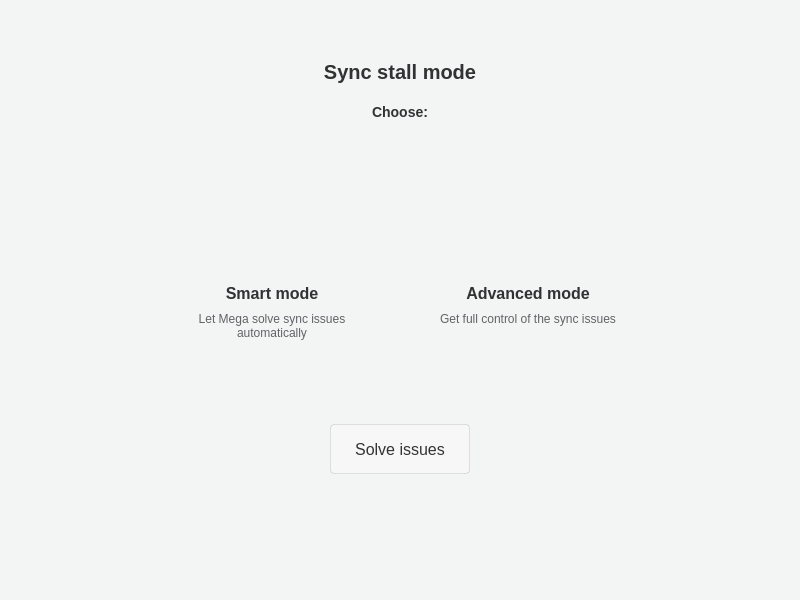
Qt form src/MEGASync/stalled_issues/gui/linux/StalledIssuesDialog.ui (meganz/MEGAsync) before a commit.
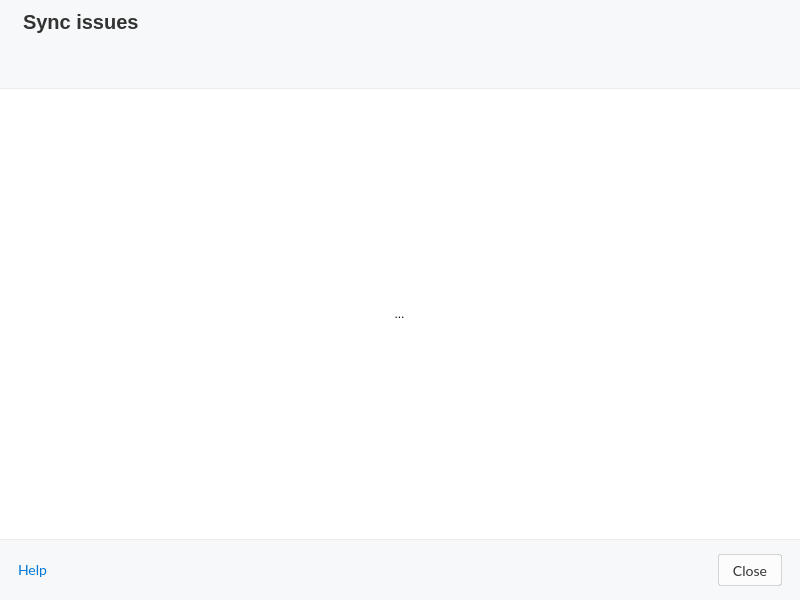
The same form after that commit. The open tabs and pages were chosen to show the change. Icons and pictures are not drawn. Custom widgets are drawn as their Qt base class.

Commit message: SAT-1073.Make Smart mode the default mode

Diff of the .ui file:
```diff
--- a/src/MEGASync/stalled_issues/gui/linux/StalledIssuesDialog.ui
+++ b/src/MEGASync/stalled_issues/gui/linux/StalledIssuesDialog.ui
@@ -774,672 +774,6 @@
        </item>
       </layout>
      </widget>
-     <widget class="QWidget" name="ModeSelector">
-      <layout class="QVBoxLayout" name="verticalLayout_11">
-       <property name="topMargin">
-        <number>20</number>
-       </property>
-       <property name="bottomMargin">
-        <number>20</number>
-       </property>
-       <item>
-        <spacer name="verticalSpacer_2">
-         <property name="orientation">
-          <enum>Qt::Vertical</enum>
-         </property>
-         <property name="sizeHint" stdset="0">
-          <size>
-           <width>20</width>
-           <height>40</height>
-          </size>
-         </property>
-        </spacer>
-       </item>
-       <item>
-        <widget class="QWidget" name="TitleContainer" native="true">
-         <property name="styleSheet">
-          <string notr="true">#ModeTitle
-{
-  font-size:20px;
-  line-height: 30px;
-  font-weight: 600;
-  color: #303233;
-}
-
-#ModeSubTitle
-{
-  font-size:14px;
-  line-height: 20px;
-  font-weight: 600;
-  color: #303233;
-}</string>
-         </property>
-         <layout class="QVBoxLayout" name="verticalLayout_10">
-          <property name="spacing">
-           <number>20</number>
-          </property>
-          <item>
-           <widget class="QLabel" name="ModeTitle">
-            <property name="text">
-             <string>Sync stall mode</string>
-            </property>
-            <property name="alignment">
-             <set>Qt::AlignCenter</set>
-            </property>
-           </widget>
-          </item>
-          <item>
-           <widget class="QLabel" name="ModeSubTitle">
-            <property name="text">
-             <string>Choose:</string>
-            </property>
-            <property name="alignment">
-             <set>Qt::AlignCenter</set>
-            </property>
-           </widget>
-          </item>
-         </layout>
-        </widget>
-       </item>
-       <item>
-        <spacer name="verticalSpacer_4">
-         <property name="orientation">
-          <enum>Qt::Vertical</enum>
-         </property>
-         <property name="sizeType">
-          <enum>QSizePolicy::Fixed</enum>
-         </property>
-         <property name="sizeHint" stdset="0">
-          <size>
-           <width>20</width>
-           <height>20</height>
-          </size>
-         </property>
-        </spacer>
-       </item>
-       <item>
-        <widget class="QWidget" name="Body" native="true">
-         <layout class="QHBoxLayout" name="horizontalLayout_6">
-          <item>
-           <spacer name="horizontalSpacer_5">
-            <property name="orientation">
-             <enum>Qt::Horizontal</enum>
-            </property>
-            <property name="sizeHint" stdset="0">
-             <size>
-              <width>40</width>
-              <height>20</height>
-             </size>
-            </property>
-           </spacer>
-          </item>
-          <item>
-           <widget class="QWidget" name="BodyContainer" native="true">
-            <property name="styleSheet">
-             <string notr="true">#Advance[SELECTED=true], #Smart[SELECTED=true] 
-{
-border: 2px solid #04101E;
-border-radius: 6px;
-background-color: white;
-}
-
-#Advance[SELECTED=false], #Smart[SELECTED=false] 
-{
-border: 2px solid white;
-border-radius: 6px;
-background-color: white;
-}</string>
-            </property>
-            <layout class="QVBoxLayout" name="verticalLayout_5">
-             <property name="spacing">
-              <number>0</number>
-             </property>
-             <item>
-              <widget class="QWidget" name="Container" native="true">
-               <property name="styleSheet">
-                <string notr="true"/>
-               </property>
-               <layout class="QHBoxLayout" name="horizontalLayout_4">
-                <property name="spacing">
-                 <number>8</number>
-                </property>
-                <item>
-                 <widget class="QFrame" name="Smart">
-                  <property name="minimumSize">
-                   <size>
-                    <width>248</width>
-                    <height>184</height>
-                   </size>
-                  </property>
-                  <property name="maximumSize">
-                   <size>
-                    <width>248</width>
-                    <height>16777215</height>
-                   </size>
-                  </property>
-                  <property name="cursor">
-                   <cursorShape>PointingHandCursor</cursorShape>
-                  </property>
-                  <property name="styleSheet">
-                   <string notr="true">#SmartTitle
-{
-  font-size:16px;
-  line-height: 24px;
-  font-weight: 700;
-  color: #303233;
-}
-
-#SmartDescription
-{
-  font-size:12px;
-  line-height: 18px;
-  font-weight: 400;
-  color: #616366;
-}
-</string>
-                  </property>
-                  <property name="frameShape">
-                   <enum>QFrame::NoFrame</enum>
-                  </property>
-                  <layout class="QVBoxLayout" name="verticalLayout_7">
-                   <property name="spacing">
-                    <number>4</number>
-                   </property>
-                   <property name="leftMargin">
-                    <number>0</number>
-                   </property>
-                   <property name="topMargin">
-                    <number>24</number>
-                   </property>
-                   <property name="rightMargin">
-                    <number>0</number>
-                   </property>
-                   <property name="bottomMargin">
-                    <number>24</number>
-                   </property>
-                   <item alignment="Qt::AlignHCenter">
-                    <widget class="QPushButton" name="SmartIcon">
-                     <property name="enabled">
-                      <bool>false</bool>
-                     </property>
-                     <property name="minimumSize">
-                      <size>
-                       <width>48</width>
-                       <height>48</height>
-                      </size>
-                     </property>
-                     <property name="maximumSize">
-                      <size>
-                       <width>48</width>
-                       <height>48</height>
-                      </size>
-                     </property>
-                     <property name="focusPolicy">
-                      <enum>Qt::NoFocus</enum>
-                     </property>
-                     <property name="styleSheet">
-                      <string notr="true">border: none;</string>
-                     </property>
-                     <property name="text">
-                      <string/>
-                     </property>
-                     <property name="icon">
-                      <iconset resource="../../../gui/Resources_linux.qrc">
-                       <normaloff>:/images/StalledIssues/smart-mode.png</normaloff>
-                       <disabledoff>:/images/StalledIssues/smart-mode.png</disabledoff>
-                       <disabledon>:/images/StalledIssues/smart-mode.png</disabledon>:/images/StalledIssues/smart-mode.png</iconset>
-                     </property>
-                     <property name="iconSize">
-                      <size>
-                       <width>48</width>
-                       <height>48</height>
-                      </size>
-                     </property>
-                     <property name="autoDefault">
-                      <bool>false</bool>
-                     </property>
-                     <property name="flat">
-                      <bool>false</bool>
-                     </property>
-                    </widget>
-                   </item>
-                   <item>
-                    <spacer name="verticalSpacer_7">
-                     <property name="orientation">
-                      <enum>Qt::Vertical</enum>
-                     </property>
-                     <property name="sizeType">
-                      <enum>QSizePolicy::Fixed</enum>
-                     </property>
-                     <property name="sizeHint" stdset="0">
-                      <size>
-                       <width>20</width>
-                       <height>20</height>
-                      </size>
-                     </property>
-                    </spacer>
-                   </item>
-                   <item>
-                    <widget class="QLabel" name="SmartTitle">
-                     <property name="text">
-                      <string>Smart mode</string>
-                     </property>
-                     <property name="alignment">
-                      <set>Qt::AlignCenter</set>
-                     </property>
-                    </widget>
-                   </item>
-                   <item alignment="Qt::AlignTop">
-                    <widget class="QLabel" name="SmartDescription">
-                     <property name="text">
-                      <string>Let Mega solve sync issues
-automatically</string>
-                     </property>
-                     <property name="alignment">
-                      <set>Qt::AlignCenter</set>
-                     </property>
-                     <property name="wordWrap">
-                      <bool>true</bool>
-                     </property>
-                    </widget>
-                   </item>
-                  </layout>
-                 </widget>
-                </item>
-                <item>
-                 <widget class="QFrame" name="Advance">
-                  <property name="minimumSize">
-                   <size>
-                    <width>248</width>
-                    <height>184</height>
-                   </size>
-                  </property>
-                  <property name="maximumSize">
-                   <size>
-                    <width>248</width>
-                    <height>16777215</height>
-                   </size>
-                  </property>
-                  <property name="cursor">
-                   <cursorShape>PointingHandCursor</cursorShape>
-                  </property>
-                  <property name="styleSheet">
-                   <string notr="true">#AdvanceTitle
-{
-  font-size:16px;
-  line-height: 24px;
-  font-weight: 700;
-  color: #303233;
-}
-
-#AdvanceDescription
-{
-  font-size:12px;
-  line-height: 18px;
-  font-weight: 400;
-  color: #616366;
-}</string>
-                  </property>
-                  <property name="frameShape">
-                   <enum>QFrame::NoFrame</enum>
-                  </property>
-                  <layout class="QVBoxLayout" name="verticalLayout_6">
-                   <property name="spacing">
-                    <number>4</number>
-                   </property>
-                   <property name="leftMargin">
-                    <number>0</number>
-                   </property>
-                   <property name="topMargin">
-                    <number>24</number>
-                   </property>
-                   <property name="rightMargin">
-                    <number>0</number>
-                   </property>
-                   <property name="bottomMargin">
-                    <number>24</number>
-                   </property>
-                   <item alignment="Qt::AlignHCenter">
-                    <widget class="QPushButton" name="AdvanceIcon">
-                     <property name="enabled">
-                      <bool>false</bool>
-                     </property>
-                     <property name="minimumSize">
-                      <size>
-                       <width>48</width>
-                       <height>48</height>
-                      </size>
-                     </property>
-                     <property name="maximumSize">
-                      <size>
-                       <width>48</width>
-                       <height>48</height>
-                      </size>
-                     </property>
-                     <property name="focusPolicy">
-                      <enum>Qt::NoFocus</enum>
-                     </property>
-                     <property name="styleSheet">
-                      <string notr="true">border: none;</string>
-                     </property>
-                     <property name="text">
-                      <string/>
-                     </property>
-                     <property name="icon">
-                      <iconset resource="../../../gui/Resources_linux.qrc">
-                       <normaloff>:/images/StalledIssues/advanced-mode.png</normaloff>
-                       <disabledoff>:/images/StalledIssues/advanced-mode.png</disabledoff>
-                       <disabledon>:/images/StalledIssues/advanced-mode.png</disabledon>:/images/StalledIssues/advanced-mode.png</iconset>
-                     </property>
-                     <property name="iconSize">
-                      <size>
-                       <width>48</width>
-                       <height>48</height>
-                      </size>
-                     </property>
-                     <property name="autoDefault">
-                      <bool>false</bool>
-                     </property>
-                     <property name="flat">
-                      <bool>false</bool>
-                     </property>
-                    </widget>
-                   </item>
-                   <item>
-                    <spacer name="verticalSpacer_6">
-                     <property name="orientation">
-                      <enum>Qt::Vertical</enum>
-                     </property>
-                     <property name="sizeType">
-                      <enum>QSizePolicy::Fixed</enum>
-                     </property>
-                     <property name="sizeHint" stdset="0">
-                      <size>
-                       <width>20</width>
-                       <height>20</height>
-                      </size>
-                     </property>
-                    </spacer>
-                   </item>
-                   <item>
-                    <widget class="QLabel" name="AdvanceTitle">
-                     <property name="text">
-                      <string>Advanced mode</string>
-                     </property>
-                     <property name="alignment">
-                      <set>Qt::AlignCenter</set>
-                     </property>
-                    </widget>
-                   </item>
-                   <item alignment="Qt::AlignTop">
-                    <widget class="QLabel" name="AdvanceDescription">
-                     <property name="text">
-                      <string>Get full control of the sync issues</string>
-                     </property>
-                     <property name="alignment">
-                      <set>Qt::AlignCenter</set>
-                     </property>
-                     <property name="wordWrap">
-                      <bool>true</bool>
-                     </property>
-                    </widget>
-                   </item>
-                  </layout>
-                 </widget>
-                </item>
-               </layout>
-              </widget>
-             </item>
-             <item>
-              <spacer name="verticalSpacer_8">
-               <property name="orientation">
-                <enum>Qt::Vertical</enum>
-               </property>
-               <property name="sizeType">
-                <enum>QSizePolicy::Fixed</enum>
-               </property>
-               <property name="sizeHint" stdset="0">
-                <size>
-                 <width>20</width>
-                 <height>40</height>
-                </size>
-               </property>
-              </spacer>
-             </item>
-             <item>
-              <widget class="QWidget" name="ButtonsContainer" native="true">
-               <property name="styleSheet">
-                <string notr="true"/>
-               </property>
-               <layout class="QHBoxLayout" name="horizontalLayout_5">
-                <item>
-                 <spacer name="horizontalSpacer_4">
-                  <property name="orientation">
-                   <enum>Qt::Horizontal</enum>
-                  </property>
-                  <property name="sizeHint" stdset="0">
-                   <size>
-                    <width>40</width>
-                    <height>20</height>
-                   </size>
-                  </property>
-                 </spacer>
-                </item>
-                <item>
-                 <widget class="QPushButton" name="SelectButton">
-                  <property name="enabled">
-                   <bool>false</bool>
-                  </property>
-                  <property name="sizePolicy">
-                   <sizepolicy hsizetype="Preferred" vsizetype="Fixed">
-                    <horstretch>0</horstretch>
-                    <verstretch>0</verstretch>
-                   </sizepolicy>
-                  </property>
-                  <property name="minimumSize">
-                   <size>
-                    <width>0</width>
-                    <height>50</height>
-                   </size>
-                  </property>
-                  <property name="cursor">
-                   <cursorShape>PointingHandCursor</cursorShape>
-                  </property>
-                  <property name="styleSheet">
-                   <string notr="true">QPushButton
-{
-min-height:48px;
-padding-left:24px;
-padding-right:24px;
-font-size:16px;
-font-weight: 400;
-line-height: 24px;
-border-radius:4px;
-background:#00BFA5;
-border: 1px solid rgba(0, 0, 0, 0.1);
-color:#FFFFFF;
-}
-
-QPushButton:disabled
-{
-background: rgba(255, 255, 255, 0.3);
-color:#333333;
-}
-</string>
-                  </property>
-                  <property name="text">
-                   <string>Solve issues</string>
-                  </property>
-                  <property name="icon">
-                   <iconset>
-                    <normalon>:/images/StalledIssues/solve-issues-button.png</normalon>
-                   </iconset>
-                  </property>
-                  <property name="iconSize">
-                   <size>
-                    <width>24</width>
-                    <height>24</height>
-                   </size>
-                  </property>
-                 </widget>
-                </item>
-                <item>
-                 <spacer name="horizontalSpacer_9">
-                  <property name="orientation">
-                   <enum>Qt::Horizontal</enum>
-                  </property>
-                  <property name="sizeHint" stdset="0">
-                   <size>
-                    <width>40</width>
-                    <height>20</height>
-                   </size>
-                  </property>
-                 </spacer>
-                </item>
-               </layout>
-              </widget>
-             </item>
-             <item>
-              <spacer name="verticalSpacer_9">
-               <property name="orientation">
-                <enum>Qt::Vertical</enum>
-               </property>
-               <property name="sizeType">
-                <enum>QSizePolicy::Fixed</enum>
-               </property>
-               <property name="sizeHint" stdset="0">
-                <size>
-                 <width>20</width>
-                 <height>10</height>
-                </size>
-               </property>
-              </spacer>
-             </item>
-             <item>
-              <widget class="QWidget" name="LearnMoreContainer" native="true">
-               <property name="styleSheet">
-                <string notr="true">#LearnMoreLabel
-{
-font-size:12px;
-line-height: 18px;
-font-weight: 400;
-color: #2C5BEB;
-
-}</string>
-               </property>
-               <layout class="QHBoxLayout" name="horizontalLayout_7">
-                <item>
-                 <spacer name="horizontalSpacer_7">
-                  <property name="orientation">
-                   <enum>Qt::Horizontal</enum>
-                  </property>
-                  <property name="sizeHint" stdset="0">
-                   <size>
-                    <width>40</width>
-                    <height>20</height>
-                   </size>
-                  </property>
-                 </spacer>
-                </item>
-                <item alignment="Qt::AlignHCenter|Qt::AlignVCenter">
-                 <widget class="QPushButton" name="LearnMoreIcon">
-                  <property name="minimumSize">
-                   <size>
-                    <width>16</width>
-                    <height>16</height>
-                   </size>
-                  </property>
-                  <property name="maximumSize">
-                   <size>
-                    <width>16</width>
-                    <height>16</height>
-                   </size>
-                  </property>
-                  <property name="text">
-                   <string/>
-                  </property>
-                  <property name="icon">
-                   <iconset>
-                    <normalon>:/images/StalledIssues/help-circle-link.png</normalon>
-                   </iconset>
-                  </property>
-                  <property name="iconSize">
-                   <size>
-                    <width>16</width>
-                    <height>16</height>
-                   </size>
-                  </property>
-                  <property name="flat">
-                   <bool>true</bool>
-                  </property>
-                 </widget>
-                </item>
-                <item alignment="Qt::AlignHCenter|Qt::AlignVCenter">
-                 <widget class="QLabel" name="LearnMoreLabel">
-                  <property name="cursor">
-                   <cursorShape>PointingHandCursor</cursorShape>
-                  </property>
-                  <property name="text">
-                   <string notr="true"/>
-                  </property>
-                  <property name="openExternalLinks">
-                   <bool>true</bool>
-                  </property>
-                  <property name="textInteractionFlags">
-                   <set>Qt::LinksAccessibleByMouse</set>
-                  </property>
-                 </widget>
-                </item>
-                <item>
-                 <spacer name="horizontalSpacer_8">
-                  <property name="orientation">
-                   <enum>Qt::Horizontal</enum>
-                  </property>
-                  <property name="sizeHint" stdset="0">
-                   <size>
-                    <width>40</width>
-                    <height>20</height>
-                   </size>
-                  </property>
-                 </spacer>
-                </item>
-               </layout>
-              </widget>
-             </item>
-            </layout>
-           </widget>
-          </item>
-          <item>
-           <spacer name="horizontalSpacer_6">
-            <property name="orientation">
-             <enum>Qt::Horizontal</enum>
-            </property>
-            <property name="sizeHint" stdset="0">
-             <size>
-              <width>40</width>
-              <height>20</height>
-             </size>
-            </property>
-           </spacer>
-          </item>
-         </layout>
-        </widget>
-       </item>
-       <item>
-        <spacer name="verticalSpacer">
-         <property name="orientation">
-          <enum>Qt::Vertical</enum>
-         </property>
-         <property name="sizeHint" stdset="0">
-          <size>
-           <width>20</width>
-           <height>40</height>
-          </size>
-         </property>
-        </spacer>
-       </item>
-      </layout>
-     </widget>
     </widget>
    </item>
   </layout>
```
Left out of the diff: 2 changed lines with no effect on the pictures. The commit also changes 30 other files.
